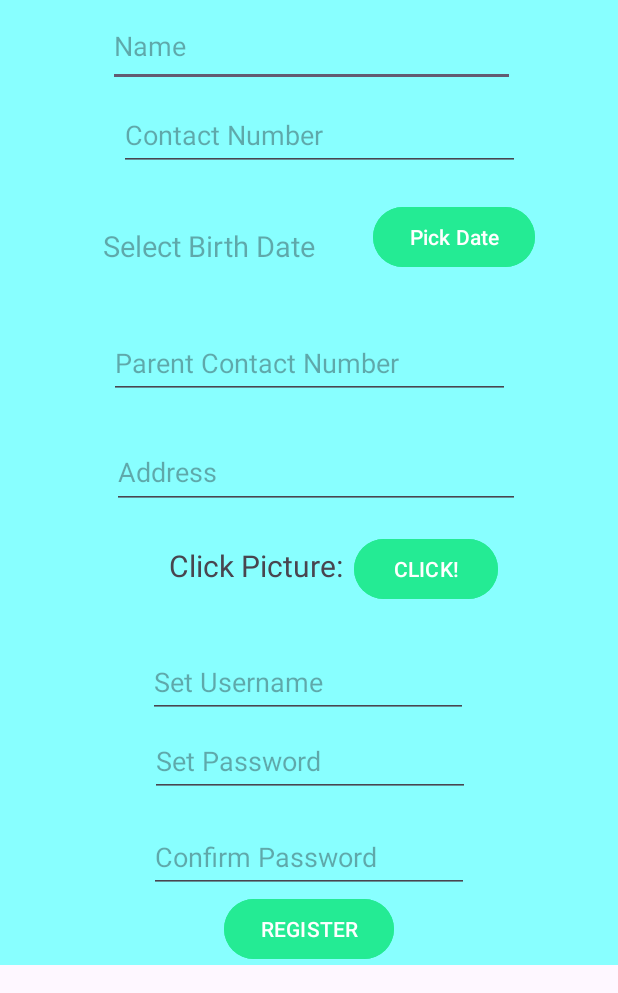
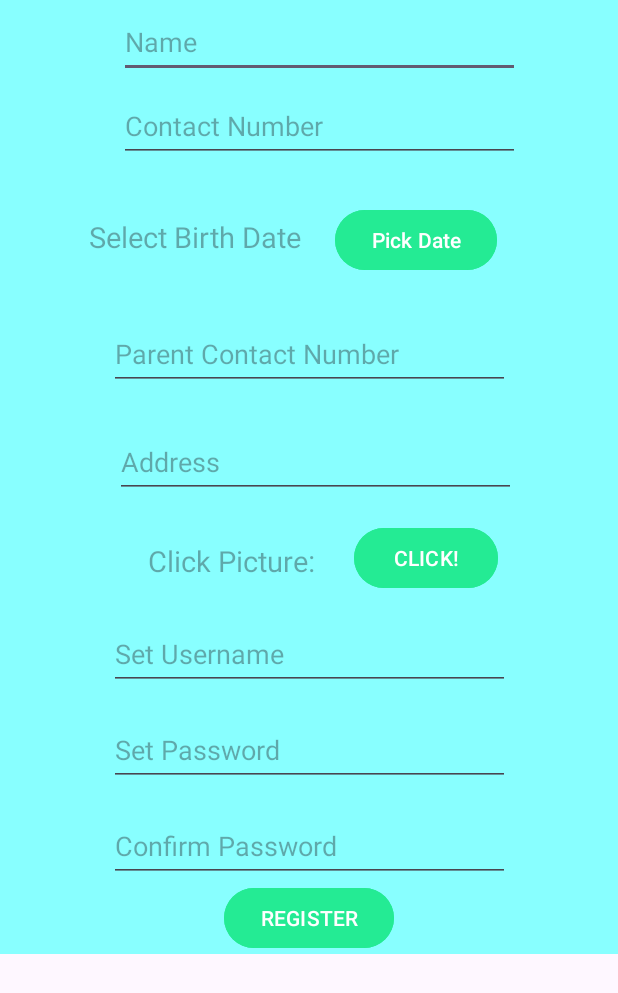
Before and after one commit to Swaroop-2201/MyDemoApp, an Android app: the student_signup screen opened directly, with no data from a screen before it, on a phone screen of 412 x 824 dp, the part 243-1236 px from its top. Run offline under Robolectric (Android 15) with nearby library versions, the phone set to English and light mode, and no system bars.

Commit message:
Initial Commit

```diff
--- a/MyDemoApp/app/src/main/res/layout/activity_signup.xml
+++ b/MyDemoApp/app/src/main/res/layout/activity_signup.xml
@@ -23,8 +23,8 @@
         android:layout_height="48dp"
         android:layout_marginTop="28dp"
         android:ems="10"
+        android:hint="Enter Name"
         android:inputType="text"
-        android:hint="Enter Name"
         app:layout_constraintEnd_toEndOf="parent"
         app:layout_constraintHorizontal_bias="0.497"
         app:layout_constraintStart_toStartOf="parent"
--- a/MyDemoApp/app/src/main/res/values/strings.xml
+++ b/MyDemoApp/app/src/main/res/values/strings.xml
@@ -2,4 +2,8 @@
     <string name="app_name">MyDemoApp</string>
     <string name="enter_passowrd">Enter Passowrd</string>
     <string name="enter_user_name">Enter User Name</string>
+    <string name="fragment_2">Fragment 2</string>
+    <string name="fragment_1">Fragment 1</string>
+    <!-- TODO: Remove or change this placeholder text -->
+    <string name="hello_blank_fragment">Hello blank fragment</string>
 </resources>
--- a/S3Project'/app/build.gradle.kts
+++ b/S3Project'/app/build.gradle.kts
@@ -36,6 +36,7 @@ dependencies {
     testImplementation("junit:junit:4.13.2")
     androidTestImplementation("androidx.test.ext:junit:1.1.5")
     androidTestImplementation("androidx.test.espresso:espresso-core:3.5.1")
+    implementation ("com.google.android.material:material:1.4.0")
     //implementation ("androidx.camera:camera-core:1.1.0-alpha04")
 
 }
--- a/S3Project'/app/src/main/res/layout/activity_login.xml
+++ b/S3Project'/app/src/main/res/layout/activity_login.xml
@@ -18,10 +18,11 @@
         app:layout_constraintStart_toStartOf="parent"
         app:layout_constraintTop_toTopOf="parent" />
 
+
     <EditText
         android:id="@+id/et_username"
-        android:layout_width="308dp"
-        android:layout_height="48dp"
+        android:layout_width="322dp"
+        android:layout_height="53dp"
         android:layout_marginTop="56dp"
         android:ems="10"
         android:hint="@string/enter_username"
--- a/S3Project'/app/src/main/res/layout/activity_student_signup.xml
+++ b/S3Project'/app/src/main/res/layout/activity_student_signup.xml
@@ -26,39 +26,26 @@
 
             <EditText
                 android:id="@+id/et_name"
-                    android:layout_width="271dp"
-                    android:layout_height="54dp"
+                android:layout_width="267dp"
+                android:layout_height="48dp"
                 android:layout_marginTop="4dp"
                 android:ems="10"
                 android:hint="Name"
                 android:inputType="text"
                 app:layout_constraintEnd_toEndOf="parent"
-                    app:layout_constraintHorizontal_bias="0.514"
+                app:layout_constraintHorizontal_bias="0.548"
                 app:layout_constraintStart_toStartOf="parent"
                 app:layout_constraintTop_toBottomOf="@+id/logosignup" />
-
-                <TextView
-                android:id="@+id/tv_click"
-                android:layout_width="wrap_content"
-                android:layout_height="wrap_content"
-                android:layout_marginStart="84dp"
-                android:layout_marginTop="24dp"
-                android:text="Click Picture:"
-                android:textSize="20dp"
-                app:layout_constraintEnd_toStartOf="@+id/btn_click"
-                app:layout_constraintHorizontal_bias="0.805"
-                app:layout_constraintStart_toStartOf="parent"
-                app:layout_constraintTop_toBottomOf="@+id/tv_address" />
 
             <Button
                 android:id="@+id/btn_date"
                 android:layout_width="wrap_content"
                 android:layout_height="wrap_content"
-                android:layout_marginTop="20dp"
+                android:layout_marginTop="28dp"
                 android:backgroundTint="@color/spring_green"
                 android:text="Pick Date"
                 app:layout_constraintEnd_toEndOf="parent"
-                app:layout_constraintHorizontal_bias="0.817"
+                app:layout_constraintHorizontal_bias="0.735"
                 app:layout_constraintStart_toStartOf="parent"
                 app:layout_constraintTop_toBottomOf="@+id/et_Phone" />
 
@@ -76,8 +63,8 @@
 
             <EditText
                 android:id="@+id/tv_address"
-                android:layout_width="272dp"
-                android:layout_height="49dp"
+                android:layout_width="267dp"
+                android:layout_height="48dp"
                 android:layout_marginTop="24dp"
                 android:ems="10"
                 android:hint="Address"
@@ -113,7 +100,7 @@
 
             <EditText
                 android:id="@+id/et_password"
-                    android:layout_width="wrap_content"
+                android:layout_width="267dp"
                 android:layout_height="48dp"
                 android:layout_marginTop="144dp"
                 android:ems="10"
@@ -126,7 +113,7 @@
 
             <EditText
                 android:id="@+id/et_confirmpassword"
-                android:layout_width="wrap_content"
+                android:layout_width="267dp"
                 android:layout_height="48dp"
                 android:layout_marginTop="16dp"
                 android:ems="10"
@@ -148,28 +135,39 @@
 
             <EditText
                 android:id="@+id/et_username"
-                    android:layout_width="wrap_content"
+                android:layout_width="267dp"
                 android:layout_height="48dp"
-                    android:layout_marginTop="40dp"
+                android:layout_marginTop="80dp"
                 android:ems="10"
                 android:hint="Set Username"
                 android:inputType="text"
                 app:layout_constraintEnd_toEndOf="parent"
-                    app:layout_constraintHorizontal_bias="0.497"
                 app:layout_constraintStart_toStartOf="parent"
-                    app:layout_constraintTop_toBottomOf="@+id/tv_click" />
+                app:layout_constraintTop_toBottomOf="@+id/tv_address" />
 
             <TextView
                 android:id="@+id/tv_dob"
                 android:layout_width="163dp"
                 android:layout_height="44dp"
                 android:layout_marginTop="28dp"
-                android:layout_marginEnd="28dp"
+                android:layout_marginEnd="12dp"
+                android:gravity="center"
                 android:hint="Select Birth Date"
                 android:textSize="19dp"
-                android:gravity="center"
                 app:layout_constraintEnd_toStartOf="@+id/btn_date"
                 app:layout_constraintTop_toBottomOf="@+id/et_Phone" />
+
+            <TextView
+                android:id="@+id/tv_clickpicture"
+                android:layout_width="140dp"
+                android:layout_height="43dp"
+                android:layout_marginTop="20dp"
+                android:layout_marginEnd="12dp"
+                android:gravity="center"
+                android:hint="Click Picture:"
+                android:textSize="19dp"
+                app:layout_constraintEnd_toStartOf="@+id/btn_click"
+                app:layout_constraintTop_toBottomOf="@+id/tv_address" />
 
 
         </androidx.constraintlayout.widget.ConstraintLayout>
```
Also changed, not shown: MyDemoApp/app/src/main/AndroidManifest.xml (+11 -3 lines), MyDemoApp/app/src/main/java/com/example/mydemoapp/login.java (+5 -6 lines), MyDemoApp/app/src/main/res/layout/activity_login.xml (+10 -3 lines), S3Project'/app/src/main/java/com/example/s3project/SignUp_Login/parent_signup.java (+14 -2 lines), S3Project'/app/src/main/java/com/example/s3project/SignUp_Login/student_signup.java (+23 -16 lines), S3Project'/app/src/main/res/layout/activity_parent_signup.xml (+4 -4 lines). Lines whose indentation alone changed are shown as unchanged.
